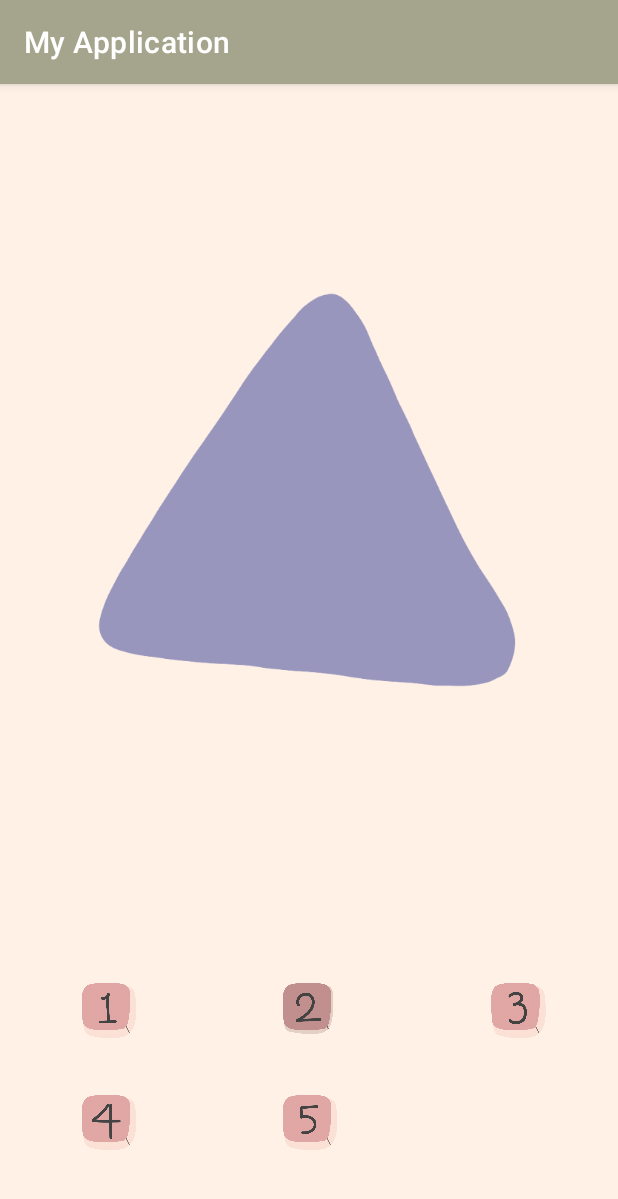
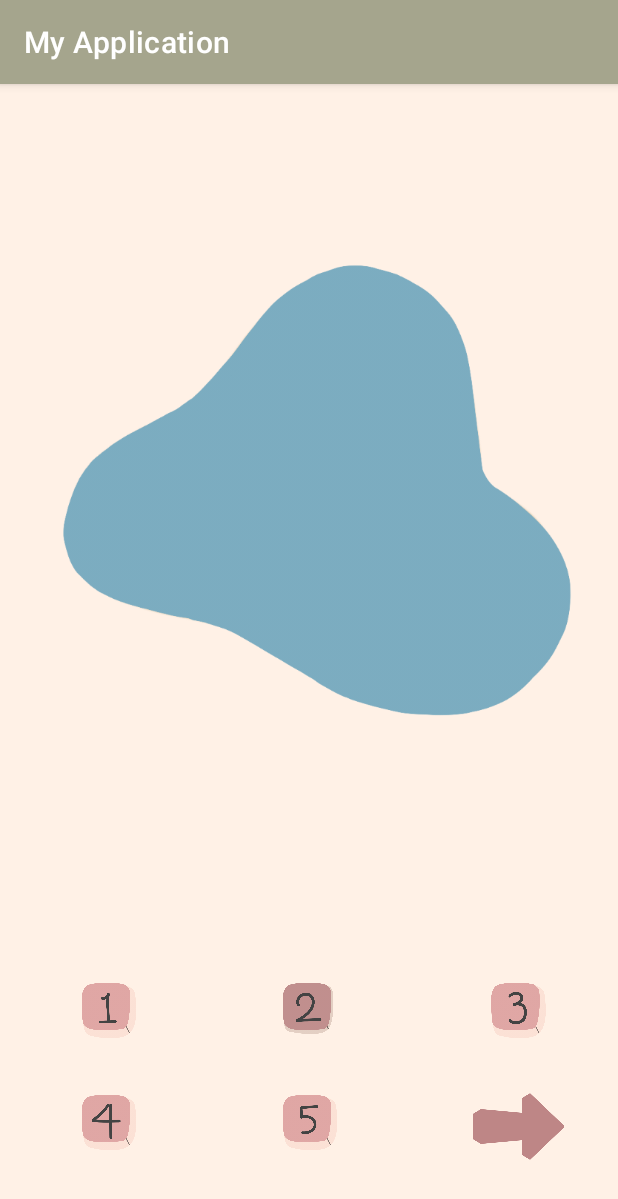
Before and after one commit to MadCampBreakAll/camp-2-frontend, an Android app: the CharacterInitActivity screen opened directly, with no data from a screen before it, after a tap on an icon or button, on a phone screen of 412 x 824 dp. Shown: the top 1199 px of the screen. Run offline under Robolectric (Android 15) with nearby library versions, the phone set to English and light mode, and no system bars; 1 other tap on this screen came first.

Commit message:
Select Body Shape and move to color

```diff
--- a/app/src/main/java/com/example/myapplication/CharacterBodySelectFragment.kt
+++ b/app/src/main/java/com/example/myapplication/CharacterBodySelectFragment.kt
@@ -23,15 +23,6 @@ class CharacterBodySelectFragment : Fragment() {
     ): View? {
         // Inflate the layout for this fragment
         _binding = FragmentCharacterBodySelectBinding.inflate(inflater, container, false)
-        val buttons: List<ImageButton> = mutableListOf(binding.bodyColorOneBtn, binding.bodyColorTwoBtn, binding.bodyColorThreeBtn, binding.bodyColorFourBtn, binding.bodyColorFiveBtn).toList()
-        val click_img: List<Int> = mutableListOf(R.drawable.one_btn_click, R.drawable.two_btn_click, R.drawable.three_btn_click, R.drawable.four_btn_click, R.drawable.five_btn_click).toList()
-        val nonclick_img: List<Int> = mutableListOf(R.drawable.one_btn_nonclick, R.drawable.two_btn_nonclick, R.drawable.three_btn_nonclick, R.drawable.four_btn_nonclick, R.drawable.five_btn_nonclick).toList()
-
-//        var character_init_binding=CharacterInitActivity.character_init_binding
-//
-//        binding.bodyColorOneBtn.setOnClickListener{
-//            character_init_binding.userCharacterInit.body.setColorFilter(resources.getColor(R.color.dark_brown))
-//        }
 
         setColor(1)
         setColor(2)
@@ -81,7 +72,7 @@ class CharacterBodySelectFragment : Fragment() {
                     binding.bodyColorFiveBtn.setOnClickListener {
                         character_body_binding.userCharacterInit.body.setColorFilter(
                             resources.getColor(
-                                R.color.body_green
+                                R.color.body_yellow
                             )
                         )
                         clickButton(button)
--- a/app/src/main/java/com/example/myapplication/CharacterBodyShapeSelectFragment.kt
+++ b/app/src/main/java/com/example/myapplication/CharacterBodyShapeSelectFragment.kt
@@ -5,55 +5,117 @@ import androidx.fragment.app.Fragment
 import android.view.LayoutInflater
 import android.view.View
 import android.view.ViewGroup
+import com.example.myapplication.databinding.FragmentCharacterBodyShapeSelectBinding
 
-// TODO: Rename parameter arguments, choose names that match
-// the fragment initialization parameters, e.g. ARG_ITEM_NUMBER
-private const val ARG_PARAM1 = "param1"
-private const val ARG_PARAM2 = "param2"
-
-/**
- * A simple [Fragment] subclass.
- * Use the [CharacterBodyShapeSelectFragment.newInstance] factory method to
- * create an instance of this fragment.
- */
 class CharacterBodyShapeSelectFragment : Fragment() {
-    // TODO: Rename and change types of parameters
-    private var param1: String? = null
-    private var param2: String? = null
+    private var _binding: FragmentCharacterBodyShapeSelectBinding? = null
+    private val binding get() = _binding!!
+    private val bodyselectfragment by lazy {CharacterBodySelectFragment()}
 
     override fun onCreate(savedInstanceState: Bundle?) {
         super.onCreate(savedInstanceState)
-        arguments?.let {
-            param1 = it.getString(ARG_PARAM1)
-            param2 = it.getString(ARG_PARAM2)
-        }
+
     }
 
     override fun onCreateView(
         inflater: LayoutInflater, container: ViewGroup?,
         savedInstanceState: Bundle?
     ): View? {
-        // Inflate the layout for this fragment
-        return inflater.inflate(R.layout.fragment_character_body_shape_select, container, false)
+        _binding = FragmentCharacterBodyShapeSelectBinding.inflate(inflater, container, false)
+        setShape(1)
+        setShape(2)
+        setShape(3)
+        setShape(4)
+        setShape(5)
+
+        var character_init_binding = CharacterInitActivity.character_init_binding
+
+        character_init_binding.userCharacterInitNextBtn.setOnClickListener{
+
+            requireActivity().supportFragmentManager.beginTransaction()
+                .replace(R.id.selecting_fragment, bodyselectfragment)
+                .commit()
+        }
+        return binding.root
     }
 
-    companion object {
-        /**
-         * Use this factory method to create a new instance of
-         * this fragment using the provided parameters.
-         *
-         * @param param1 Parameter 1.
-         * @param param2 Parameter 2.
-         * @return A new instance of fragment CharacterBodyShapeSelectFragment.
-         */
-        // TODO: Rename and change types and number of parameters
-        @JvmStatic
-        fun newInstance(param1: String, param2: String) =
-            CharacterBodyShapeSelectFragment().apply {
-                arguments = Bundle().apply {
-                    putString(ARG_PARAM1, param1)
-                    putString(ARG_PARAM2, param2)
+    fun setShape(button: Int) {
+        //        binding.userCharacterInit.body.setImageResource(R.drawable.five_btn_nonclick)
+        var character_body_binding = CharacterInitActivity.character_init_binding
+        when(button){
+            1 -> {
+                binding.bodyColorOneBtn.setOnClickListener {
+                    character_body_binding.userCharacterInit.body.setImageResource(R.drawable.body_shape_triangle)
+                    clickButton(button)
+                }
+
+            }
+            2 -> {
+                binding.bodyColorTwoBtn.setOnClickListener {
+                    character_body_binding.userCharacterInit.body.setImageResource(R.drawable.body_shape_cloud)
+                    clickButton(button)
                 }
             }
+            3 -> {
+                binding.bodyColorThreeBtn.setOnClickListener {
+                    character_body_binding.userCharacterInit.body.setImageResource(R.drawable.body_shape_bean)
+                    clickButton(button)
+                }
+            }
+            4 -> {
+                binding.bodyColorFourBtn.setOnClickListener {
+                    character_body_binding.userCharacterInit.body.setImageResource(R.drawable.body_shape_square)
+                    clickButton(button)
+                }
+            }
+            5 -> {
+                binding.bodyColorFiveBtn.setOnClickListener {
+                    character_body_binding.userCharacterInit.body.setImageResource(R.drawable.body_shape_bread)
+                    clickButton(button)
+                }
+            }
+        }
+
+    }
+
+    fun clickButton(button: Int) {
+        var i = 0
+        when(button) {
+            1 -> {
+                binding.bodyColorOneBtn.setImageResource(R.drawable.one_btn_click)
+                binding.bodyColorTwoBtn.setImageResource(R.drawable.two_btn_nonclick)
+                binding.bodyColorThreeBtn.setImageResource(R.drawable.three_btn_nonclick)
+                binding.bodyColorFourBtn.setImageResource(R.drawable.four_btn_nonclick)
+                binding.bodyColorFiveBtn.setImageResource(R.drawable.five_btn_nonclick)
+            }
+            2 -> {
+                binding.bodyColorTwoBtn.setImageResource(R.drawable.two_btn_click)
+                binding.bodyColorOneBtn.setImageResource(R.drawable.one_btn_nonclick)
+                binding.bodyColorThreeBtn.setImageResource(R.drawable.three_btn_nonclick)
+                binding.bodyColorFourBtn.setImageResource(R.drawable.four_btn_nonclick)
+                binding.bodyColorFiveBtn.setImageResource(R.drawable.five_btn_nonclick)
+            }
+            3 -> {
+                binding.bodyColorThreeBtn.setImageResource(R.drawable.three_btn_click)
+                binding.bodyColorTwoBtn.setImageResource(R.drawable.two_btn_nonclick)
+                binding.bodyColorOneBtn.setImageResource(R.drawable.one_btn_nonclick)
+                binding.bodyColorFourBtn.setImageResource(R.drawable.four_btn_nonclick)
+                binding.bodyColorFiveBtn.setImageResource(R.drawable.five_btn_nonclick)
+            }
+            4 -> {
+                binding.bodyColorFourBtn.setImageResource(R.drawable.four_btn_click)
+                binding.bodyColorTwoBtn.setImageResource(R.drawable.two_btn_nonclick)
+                binding.bodyColorThreeBtn.setImageResource(R.drawable.three_btn_nonclick)
+                binding.bodyColorOneBtn.setImageResource(R.drawable.one_btn_nonclick)
+                binding.bodyColorFiveBtn.setImageResource(R.drawable.five_btn_nonclick)
+            }
+            5 -> {
+                binding.bodyColorFiveBtn.setImageResource(R.drawable.five_btn_click)
+                binding.bodyColorTwoBtn.setImageResource(R.drawable.two_btn_nonclick)
+                binding.bodyColorThreeBtn.setImageResource(R.drawable.three_btn_nonclick)
+                binding.bodyColorFourBtn.setImageResource(R.drawable.four_btn_nonclick)
+                binding.bodyColorOneBtn.setImageResource(R.drawable.one_btn_nonclick)
+            }
+        }
     }
 }
--- a/app/src/main/java/com/example/myapplication/CharacterInitActivity.kt
+++ b/app/src/main/java/com/example/myapplication/CharacterInitActivity.kt
@@ -4,13 +4,14 @@ package com.example.myapplication
 import android.os.Bundle
 import androidx.appcompat.app.AppCompatActivity
 import com.example.myapplication.databinding.ActivityCharacterInitBinding
+import com.example.myapplication.databinding.FragmentCharacterBodyShapeSelectBinding
 import java.util.*
 
 
 class CharacterInitActivity : AppCompatActivity() {
     private var _binding: ActivityCharacterInitBinding? = null
     private val binding get() = _binding!!
-    private val bodyselectfragment by lazy {CharacterBodySelectFragment()}
+    private val bodyshapeselectfragment by lazy {CharacterBodyShapeSelectFragment()}
 
     override fun onCreate(savedInstanceState: Bundle?) {
         super.onCreate(savedInstanceState)
@@ -18,10 +19,13 @@ class CharacterInitActivity : AppCompatActivity() {
         setContentView(binding.root)
 
         character_init_binding = binding
-//        binding.userCharacterInit.body.setImageResource(R.drawable.five_btn_nonclick)
+        var next = binding.userCharacterInitNextBtn
+        next.setColorFilter(resources.getColor(R.color.body_pink))
+
         supportFragmentManager.beginTransaction()
-            .replace(R.id.selecting_fragment, bodyselectfragment)
+            .replace(R.id.selecting_fragment, bodyshapeselectfragment)
             .commit()
+
     }
     companion object {
         lateinit var character_init_binding : ActivityCharacterInitBinding
--- a/app/src/main/res/layout/activity_character_init.xml
+++ b/app/src/main/res/layout/activity_character_init.xml
@@ -24,6 +24,23 @@
         app:layout_constraintBottom_toBottomOf="parent"
         app:layout_constraintLeft_toLeftOf="parent"
         app:layout_constraintRight_toRightOf="parent"/>
+    <ImageButton
+        android:id="@+id/user_character_init_next_btn"
+        android:layout_width="0dp"
+        android:layout_height="0dp"
+        android:src="@drawable/character_init_next_btn2"
+        app:layout_constraintHeight_percent="0.1"
+        app:layout_constraintWidth_percent="0.15"
+        android:scaleType="fitCenter"
+        android:background="@color/transparent"
+        android:backgroundTint="@color/body_pink"
+        app:layout_constraintTop_toTopOf="parent"
+        app:layout_constraintBottom_toBottomOf="parent"
+        app:layout_constraintRight_toRightOf="parent"
+        app:layout_constraintLeft_toLeftOf="parent"
+        app:layout_constraintHorizontal_bias="0.9"
+        app:layout_constraintVertical_bias="0.95"/>
+
 
 
 </androidx.constraintlayout.widget.ConstraintLayout>
--- a/app/src/main/res/layout/user_character.xml
+++ b/app/src/main/res/layout/user_character.xml
@@ -3,6 +3,7 @@
     xmlns:app="http://schemas.android.com/apk/res-auto"
     android:layout_width="match_parent"
     android:layout_height="match_parent">
+
     <ImageView
         android:id="@+id/body"
         android:layout_width="match_parent"
@@ -14,6 +15,7 @@
         app:layout_constraintLeft_toLeftOf="parent"
         app:layout_constraintRight_toRightOf="parent"
         app:layout_constraintVertical_bias="0.5"
-        android:src="@drawable/background_triangle"/>
+        android:src="@drawable/body_shape_triangle"/>
+
 
 </androidx.constraintlayout.widget.ConstraintLayout>
--- a/app/src/main/res/values/colors.xml
+++ b/app/src/main/res/values/colors.xml
@@ -18,8 +18,8 @@
     <color name="transparent">#00000000</color>
 
     <color name="body_blue">#86abbe</color>
-    <color name="body_purple">#9996be</color>
+    <color name="body_purple">#9986be</color>
     <color name="body_brown">#bfafa2</color>
-    <color name="body_pink">#d7c2d2</color>
-    <color name="body_green">#c2d4d7</color>
+    <color name="body_pink">#be8686</color>
+    <color name="body_yellow">#d5c05b</color>
 </resources>
```
Also changed, not shown: app/src/main/res/drawable-xxxhdpi/body_shape_bean.png (added), app/src/main/res/drawable-xxxhdpi/body_shape_square.png (added), app/src/main/res/drawable-xxxhdpi/body_shape_triangle.png (renamed from app/src/main/res/drawable-xxxhdpi/background_triangle.png), app/src/main/res/drawable/character_init_next_btn.png (added), app/src/main/res/drawable/character_init_next_btn2.png (added).
